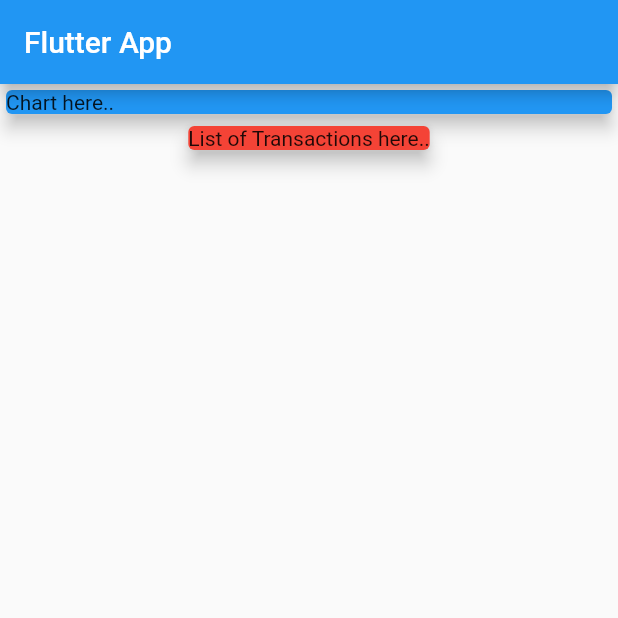
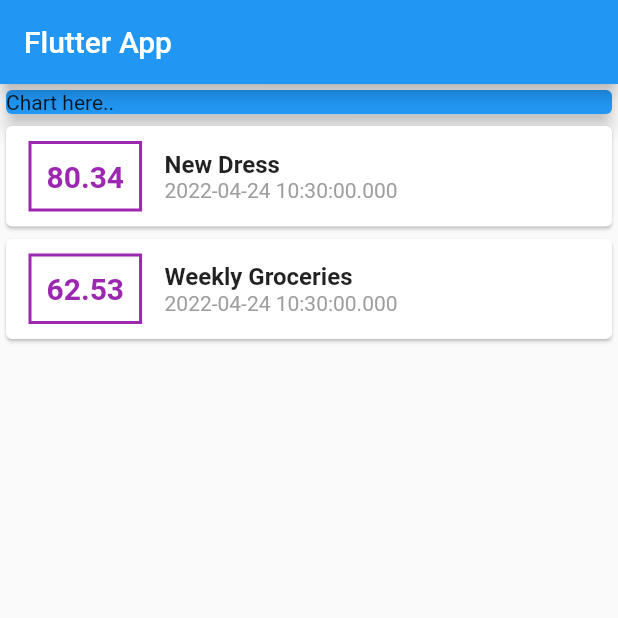
Before and after one commit to dsadasivani/expenses_manager_app, a Flutter app: the screen it shows after launch, on a phone screen of 412 x 824 dp, the top half of it. Run offline on Flutter 3.47's test engine with Material 2 defaults, Android fonts, the phone set to English and light mode, and no system bars.

Commit message:
transactrion class added and styling improved using column, row & container widgets

```diff
--- a/lib/main.dart
+++ b/lib/main.dart
@@ -1,4 +1,5 @@
 import 'package:flutter/material.dart';
+import './transaction.dart';
 
 void main() => runApp(MyApp());
 
@@ -13,6 +14,21 @@
 }
 
 class MyHomePage extends StatelessWidget {
+  List<Transaction> transactionList = [
+    Transaction(
+      id: 't1',
+      title: 'New Dress',
+      amount: 80.34,
+      date: DateTime.now(),
+    ),
+    Transaction(
+      id: 't2',
+      title: 'Weekly Groceries',
+      amount: 62.53,
+      date: DateTime.now(),
+    ),
+  ];
+
   @override
   Widget build(BuildContext context) {
     return Scaffold(
@@ -31,10 +47,50 @@
               elevation: 5,
             ),
           ),
-          Card(
-            color: Colors.red,
-            child: Text('List of Transactions here..'),
-            elevation: 5,
+          Column(
+            children: transactionList.map((txn) {
+              return Card(
+                child: Row(children: [
+                  Container(
+                    margin: EdgeInsets.symmetric(
+                      vertical: 10,
+                      horizontal: 15,
+                    ),
+                    decoration: BoxDecoration(
+                      border: Border.all(
+                        color: Colors.purple,
+                        width: 2,
+                      ),
+                    ),
+                    padding: EdgeInsets.all(10),
+                    child: Text(
+                      txn.amount.toString(),
+                      style: TextStyle(
+                        fontSize: 20,
+                        fontWeight: FontWeight.bold,
+                        color: Colors.purple,
+                      ),
+                    ),
+                  ),
+                  Column(
+                    crossAxisAlignment: CrossAxisAlignment.start,
+                    children: [
+                      Text(
+                        txn.title,
+                        style: TextStyle(
+                          fontWeight: FontWeight.bold,
+                          fontSize: 16,
+                        ),
+                      ),
+                      Text(
+                        txn.date.toString(),
+                        style: TextStyle(color: Colors.grey),
+                      ),
+                    ],
+                  ),
+                ]),
+              );
+            }).toList(),
           ),
         ],
       ),
--- /dev/null
+++ b/lib/transaction.dart
@@ -0,0 +1,15 @@
+import 'package:flutter/foundation.dart';
+
+class Transaction {
+  final String id;
+  final String title;
+  final double amount;
+  final DateTime date;
+
+  Transaction({
+    @required this.id,
+    @required this.title,
+    @required this.amount,
+    @required this.date,
+  });
+}
```
